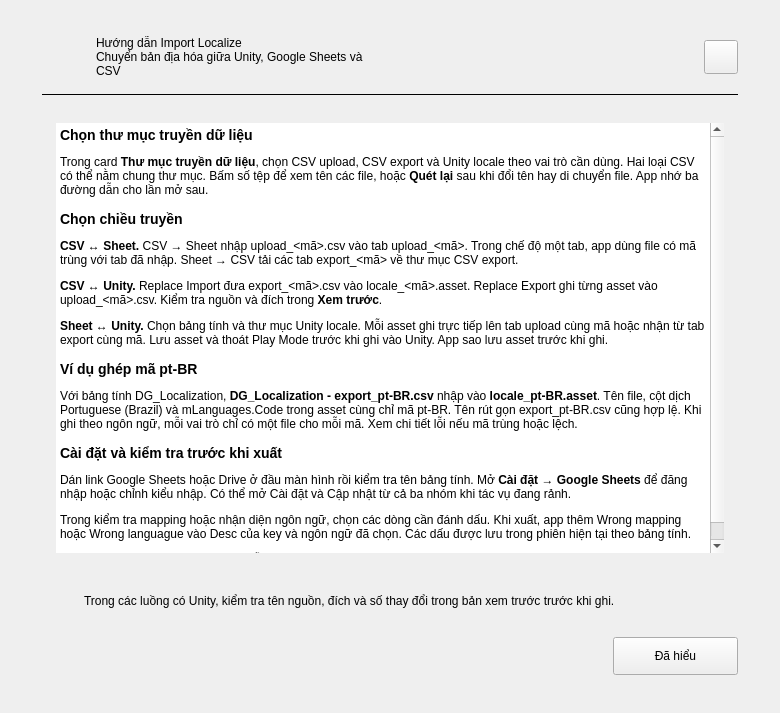
Old version of the form src/import_localize/ui/forms/help_dialog.ui in the repository longnguy3n/Import-Localize.
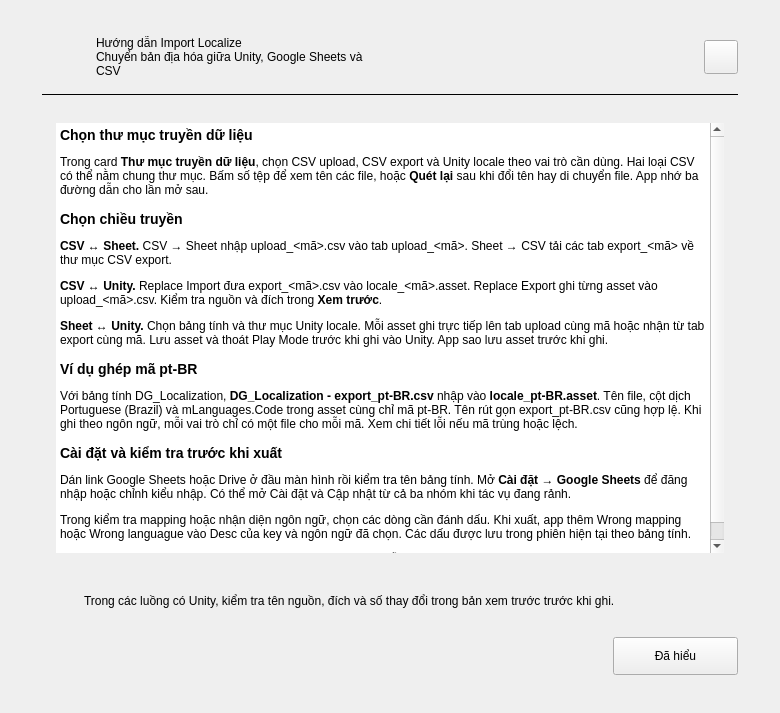
New version of the form.

```diff
--- a/src/import_localize/ui/forms/help_dialog.ui
+++ b/src/import_localize/ui/forms/help_dialog.ui
@@ -178,7 +178,7 @@
             <string>&lt;h3&gt;Chọn thư mục truyền dữ liệu&lt;/h3&gt;
 &lt;p&gt;Trong card &lt;b&gt;Thư mục truyền dữ liệu&lt;/b&gt;, chọn CSV upload, CSV export và Unity locale theo vai trò cần dùng. Hai loại CSV có thể nằm chung thư mục. Bấm số tệp để xem tên các file, hoặc &lt;b&gt;Quét lại&lt;/b&gt; sau khi đổi tên hay di chuyển file. App nhớ ba đường dẫn cho lần mở sau.&lt;/p&gt;
 &lt;h3&gt;Chọn chiều truyền&lt;/h3&gt;
-&lt;p&gt;&lt;b&gt;CSV ↔ Sheet.&lt;/b&gt; CSV → Sheet nhập upload_&amp;lt;mã&amp;gt;.csv vào tab upload_&amp;lt;mã&amp;gt;. Trong chế độ một tab, app dùng file có mã trùng với tab đã nhập. Sheet → CSV tải các tab export_&amp;lt;mã&amp;gt; về thư mục CSV export.&lt;/p&gt;
+&lt;p&gt;&lt;b&gt;CSV ↔ Sheet.&lt;/b&gt; CSV → Sheet nhập upload_&amp;lt;mã&amp;gt;.csv vào tab upload_&amp;lt;mã&amp;gt;. Sheet → CSV tải các tab export_&amp;lt;mã&amp;gt; về thư mục CSV export.&lt;/p&gt;
 &lt;p&gt;&lt;b&gt;CSV ↔ Unity.&lt;/b&gt; Replace Import đưa export_&amp;lt;mã&amp;gt;.csv vào locale_&amp;lt;mã&amp;gt;.asset. Replace Export ghi từng asset vào upload_&amp;lt;mã&amp;gt;.csv. Kiểm tra nguồn và đích trong &lt;b&gt;Xem trước&lt;/b&gt;.&lt;/p&gt;
 &lt;p&gt;&lt;b&gt;Sheet ↔ Unity.&lt;/b&gt; Chọn bảng tính và thư mục Unity locale. Mỗi asset ghi trực tiếp lên tab upload cùng mã hoặc nhận từ tab export cùng mã. Lưu asset và thoát Play Mode trước khi ghi vào Unity. App sao lưu asset trước khi ghi.&lt;/p&gt;
 &lt;h3&gt;Ví dụ ghép mã pt-BR&lt;/h3&gt;
@@ -186,7 +186,7 @@
 &lt;h3&gt;Cài đặt và kiểm tra trước khi xuất&lt;/h3&gt;
 &lt;p&gt;Dán link Google Sheets hoặc Drive ở đầu màn hình rồi kiểm tra tên bảng tính. Mở &lt;b&gt;Cài đặt → Google Sheets&lt;/b&gt; để đăng nhập hoặc chỉnh kiểu nhập. Có thể mở Cài đặt và Cập nhật từ cả ba nhóm khi tác vụ đang rảnh.&lt;/p&gt;
 &lt;p&gt;Trong kiểm tra mapping hoặc nhận diện ngôn ngữ, chọn các dòng cần đánh dấu. Khi xuất, app thêm Wrong mapping hoặc Wrong languague vào Desc của key và ngôn ngữ đã chọn. Các dấu được lưu trong phiên hiện tại theo bảng tính.&lt;/p&gt;
-&lt;p&gt;Ctrl+L trỏ vào ô link. F1 mở hướng dẫn.&lt;/p&gt;</string>
+&lt;p&gt;Ctrl+O mở card thư mục. Ctrl+L trỏ vào ô link. F1 mở hướng dẫn.&lt;/p&gt;</string>
            </property>
            <property name="openExternalLinks">
             <bool>true</bool>
```
